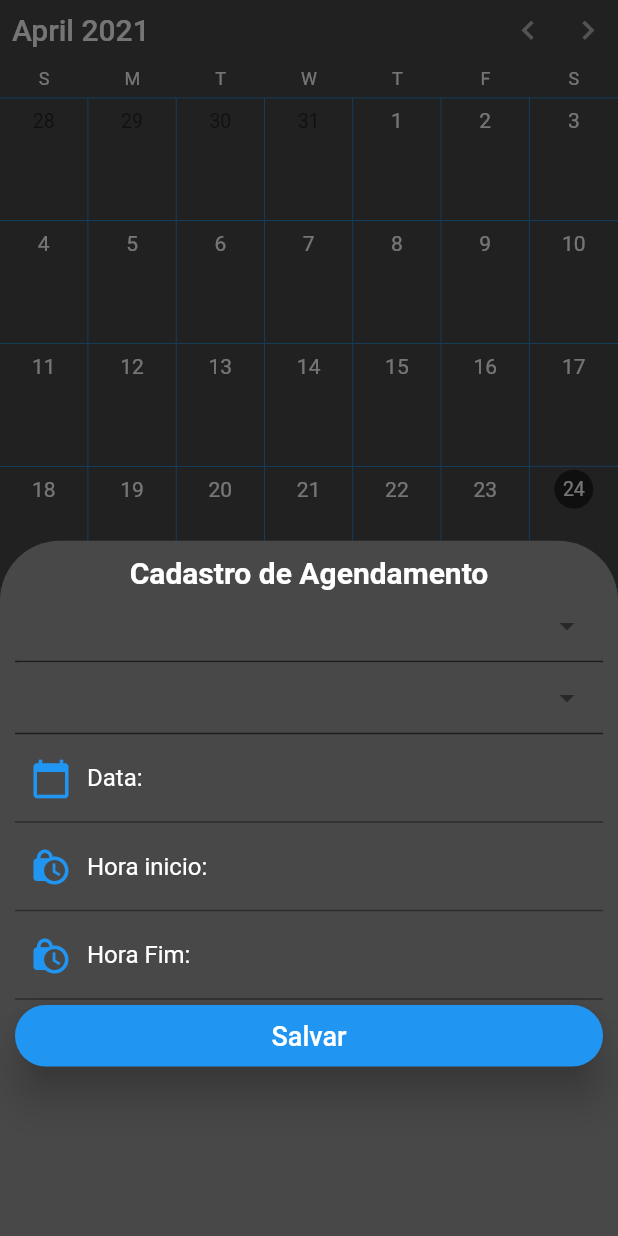
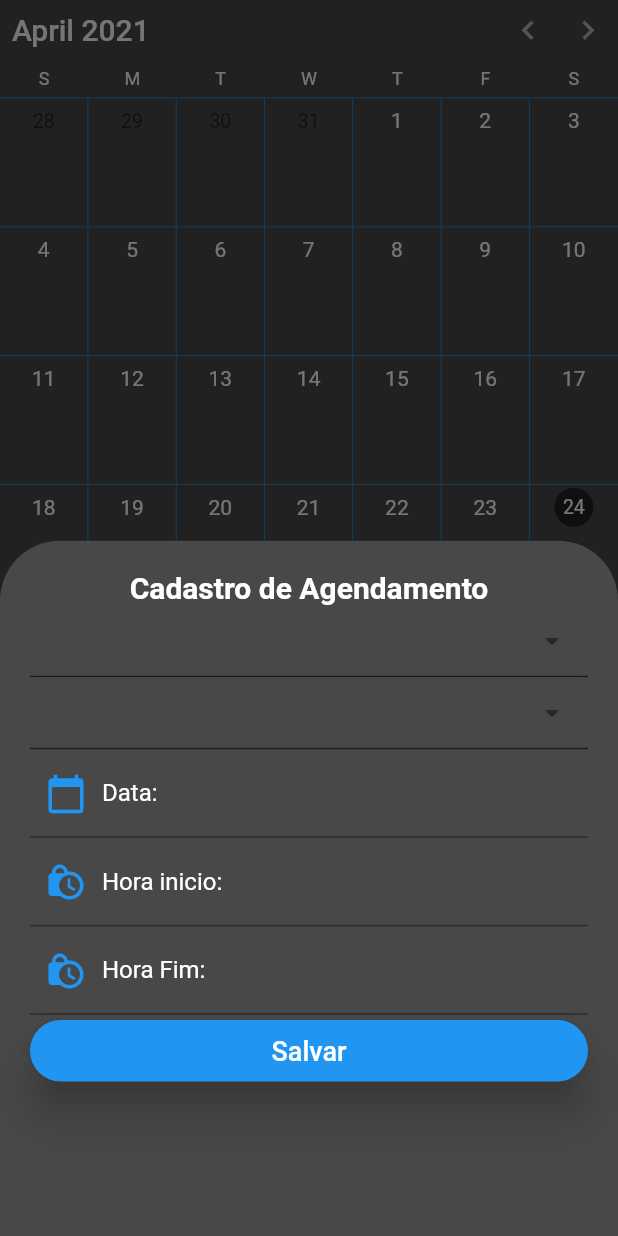
Before and after one commit to lucascardo12/housebarber, a Flutter app: the HomePage screen opened by its route, item 2 of the bottom bar chosen, after a tap on the "add" icon, on a phone screen of 412 x 824 dp. Run offline on Flutter 3.47's test engine with Material 2 defaults, Android fonts, the light colour scheme and no system bars; drawn by our look-alikes of convex_bottom_bar, dropdown_search, syncfusion_flutter_calendar; our stand-ins replace flutter_local_notifications, get, image_picker, liquid_swipe, money_formatter, rxdart and 1 more; missing offline and left inert: easy_mask, image_picker_for_web, mongo_dart, shared_preferences_web; accounts and stored records are empty.

Commit message:
inclusão de loading e ajustes nas views.

```diff
--- a/lib/controller/AddEvento-controller.dart
+++ b/lib/controller/AddEvento-controller.dart
@@ -1,13 +1,16 @@
 import 'package:flutter/material.dart';
 import 'package:get/get.dart';
+import 'package:housebarber/model/agendamento.dart';
+import 'package:housebarber/model/cliente.dart';
+import 'package:housebarber/model/produtoServico.dart';
 
 class AddEventoController extends GetxController {
   final formKey = GlobalKey<FormState>();
-  // TextEditingController dateControler = TextEditingController();
-  // TextEditingController horaInicControler = TextEditingController();
-  // TextEditingController horaFimControler = TextEditingController();
-  // Cliente selectCli;
-  // ProdutoServico selectProd;
+  Agendamento agendamento = Agendamento();
+  Cliente selectCliente;
+  ProdutoServico selectProduto;
+
+  void iniciaEvento() {}
   // horaInicControler.text = horaIni.toString().padLeft(2, '0') + ':00';
   // dateControler.text = dataMarcada != null ? DateFormat('dd/MM/yyyy').format(dataMarcada) : "";
 
--- /dev/null
+++ b/lib/controller/MonthView-controller.dart
@@ -0,0 +1,17 @@
+import 'package:get/get.dart';
+import 'package:syncfusion_flutter_calendar/calendar.dart';
+
+class MonthViewController extends GetxController {
+  CalendarController controller;
+  @override
+  void onInit() {
+    controller = CalendarController();
+    super.onInit();
+  }
+
+  @override
+  void dispose() {
+    controller.dispose();
+    super.dispose();
+  }
+}
--- a/lib/pages/cadastros/addEvento-page.dart
+++ b/lib/pages/cadastros/addEvento-page.dart
@@ -1,20 +1,21 @@
 import 'package:flutter/material.dart';
 import 'package:get/get.dart';
 import 'package:housebarber/controller/AddEvento-controller.dart';
+import 'package:housebarber/model/agendamento.dart';
 import 'package:housebarber/services/global.dart';
 import 'package:housebarber/widgets/button-padrao.dart';
 import 'package:housebarber/widgets/campoPadrao.dart';
 import 'package:housebarber/widgets/dropdownSearchPadrao-widget.dart';
 
-// ignore: must_be_immutable
 class AddEventoPage extends GetView {
   final gb = Get.find<Global>();
   final AddEventoController controller = Get.put(AddEventoController());
-  dynamic selectProd;
-  AddEventoPage({this.selectProd});
+  final Agendamento agenda;
+  AddEventoPage({this.agenda});
 
   @override
   Widget build(BuildContext context) {
+    controller.agendamento = agenda;
     return Container(
         decoration: BoxDecoration(
           color: gb.primaryLight,
@@ -26,7 +27,7 @@ class AddEventoPage extends GetView {
         child: Form(
           key: controller.formKey,
           child: ListView(
-            padding: EdgeInsets.all(10),
+            padding: EdgeInsets.all(20),
             children: [
               Center(
                   child: Text(
@@ -35,10 +36,12 @@ class AddEventoPage extends GetView {
               )),
               DropdownSearchPadrao(
                 label: 'Cliente',
+                selecItem: controller.selectCliente,
                 listaItens: gb.listadeCliente,
               ),
               DropdownSearchPadrao(
                 label: 'Serviço',
+                selecItem: controller.selectProduto,
                 listaItens: gb.listadeProdutoServico,
               ),
               CampoPadrao(
@@ -47,6 +50,7 @@ class AddEventoPage extends GetView {
                 icone: Icons.calendar_today,
                 corIcon: gb.secondary,
                 readOnly: true,
+                //initValue: agendamento,
               ),
               CampoPadrao(
                 label: 'Hora inicio:',
--- a/lib/pages/home/dayView-page.dart
+++ b/lib/pages/home/dayView-page.dart
@@ -22,10 +22,7 @@ class DayView extends GetView {
 
   @override
   Widget build(BuildContext context) {
-    return Container(
-      color: gb.primaryLight,
-      height: Get.height * 0.90,
-      child: Scaffold(
+    return Scaffold(
       floatingActionButton: Card(
           margin: EdgeInsets.all(0),
           shape: RoundedRectangleBorder(
@@ -114,7 +111,6 @@ class DayView extends GetView {
           );
         },
       ),
-      ),
     );
   }
 }
--- a/lib/pages/home/monthView-page.dart
+++ b/lib/pages/home/monthView-page.dart
@@ -1,5 +1,6 @@
 import 'package:flutter/material.dart';
 import 'package:get/get.dart';
+import 'package:housebarber/controller/MonthView-controller.dart';
 import 'package:housebarber/services/global.dart';
 import 'package:housebarber/model/agendamento.dart';
 import 'package:housebarber/pages/cadastros/addEvento-page.dart';
@@ -8,25 +9,11 @@ import 'package:syncfusion_flutter_calendar/calendar.dart';
 
 class MonthViewPage extends GetView {
   final gb = Get.find<Global>();
-  // CalendarController _controller;
-  // @override
-  // void initState() {
-  //   _controller = CalendarController();
-  //   super.initState();
-  // }
-
-  // @override
-  // void dispose() {
-  //   _controller.dispose();
-  //   super.dispose();
-  // }
+  final MonthViewController controller = Get.put(MonthViewController());
 
   @override
   Widget build(BuildContext context) {
-    return Container(
-        color: gb.primaryLight,
-        height: Get.height * 0.90,
-        child: Scaffold(
+    return Scaffold(
         floatingActionButton: Card(
             margin: EdgeInsets.all(0),
             shape: RoundedRectangleBorder(
@@ -39,23 +26,24 @@ class MonthViewPage extends GetView {
                 Icons.add,
                 color: Colors.white,
               ),
-                  onPressed: () => Get.bottomSheet(AddEventoPage()),
-                  // await dialogCriaeAlteraEvent(context: context);
-                  // setState(() {
-                  //   print('test');
-                  // });
-
+              onPressed: () => Get.bottomSheet(AddEventoPage(
+                agenda: Agendamento(
+                  startTime:
+                      controller.controller.selectedDate != null ? controller.controller.selectedDate : null,
+                ),
+              )),
               color: Colors.blue,
               iconSize: 38,
             )),
         body: SfCalendar(
+            controller: controller.controller,
             onTap: (CalendarTapDetails details) async {
-                  // print(details.targetElement.toString());
-                  // if (details.appointments != null &&
-                  //     details.targetElement.toString() == 'CalendarElement.appointment') {
-                  //   await dialogCriaeAlteraEvent(context: context, evento: details.appointments.first)
-                  //       .then((value) => setState(() {}));
-                  // }
+              if (details.appointments != null &&
+                  details.targetElement.toString() == 'CalendarElement.appointment') {
+                Get.bottomSheet(AddEventoPage(
+                  agenda: details.appointments.first,
+                ));
+              }
             },
             monthViewSettings: MonthViewSettings(
               showAgenda: true,
@@ -118,6 +106,6 @@ class MonthViewPage extends GetView {
                     overflow: TextOverflow.ellipsis,
                     textAlign: TextAlign.center,
                   )));
-                })));
+            }));
   }
 }
--- a/lib/pages/home/new-registers-page.dart
+++ b/lib/pages/home/new-registers-page.dart
@@ -7,7 +7,7 @@ class NewRegistersPage extends GetView {
   final gb = Get.find<Global>();
   @override
   Widget build(BuildContext context) {
-    return new Scaffold(
+    return Scaffold(
       backgroundColor: gb.primaryLight,
       body: ListView(
         padding: EdgeInsets.all(10),
--- a/lib/widgets/loading-widget.dart
+++ b/lib/widgets/loading-widget.dart
@@ -4,7 +4,8 @@ import 'package:get/get.dart';
 class Loading extends GetView {
   @override
   Widget build(BuildContext context) {
-    return Container(
+    return Scaffold(
+        body: Container(
       color: Color.fromRGBO(252, 252, 255, 1),
       child: Center(
           child: Container(
@@ -21,6 +22,6 @@ class Loading extends GetView {
             ),
             Text('Carregando...')
           ]))),
-    );
+    ));
   }
 }
```
Also changed, not shown: lib/controller/login-controller.dart (+9 -8 lines), lib/controller/register-new-user-controller.dart (+14 -4 lines), lib/pages/login/register-new-user-page.dart (+5 -7 lines), lib/pages/login/sub-login-page.dart (+5 -10 lines), lib/services/global.dart (+9 -0 lines). Lines whose indentation alone changed are shown as unchanged.
